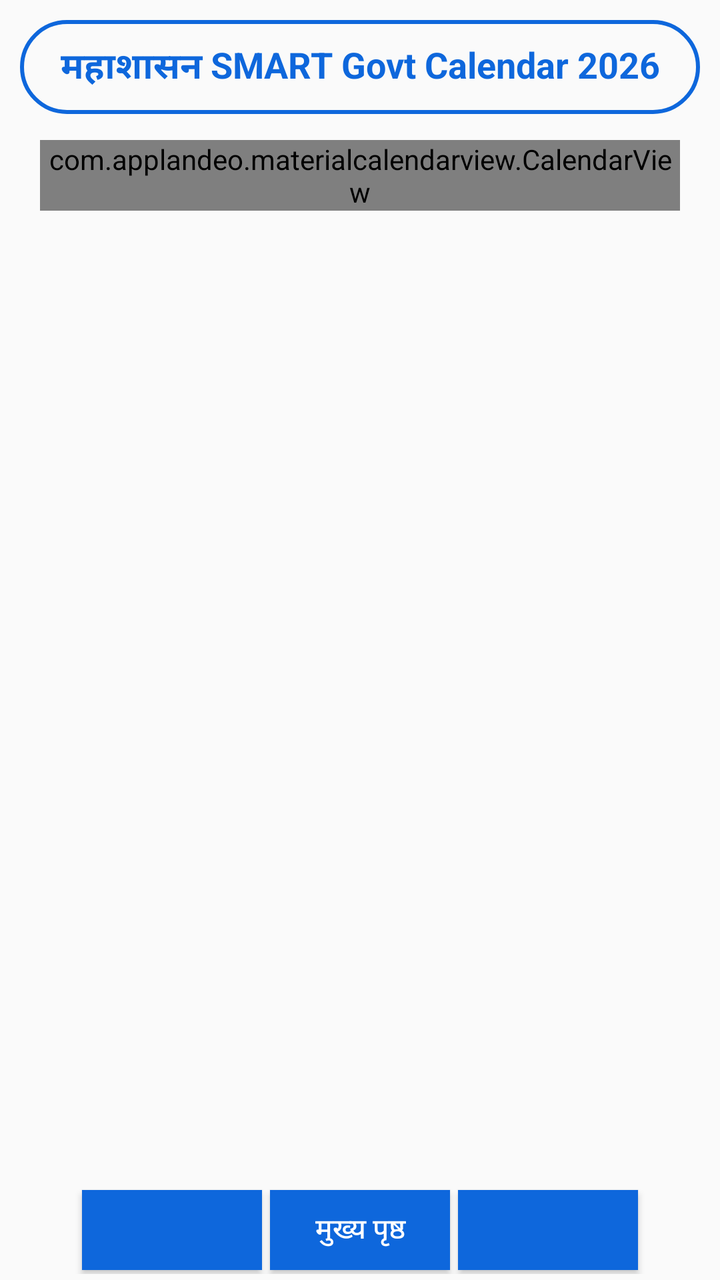
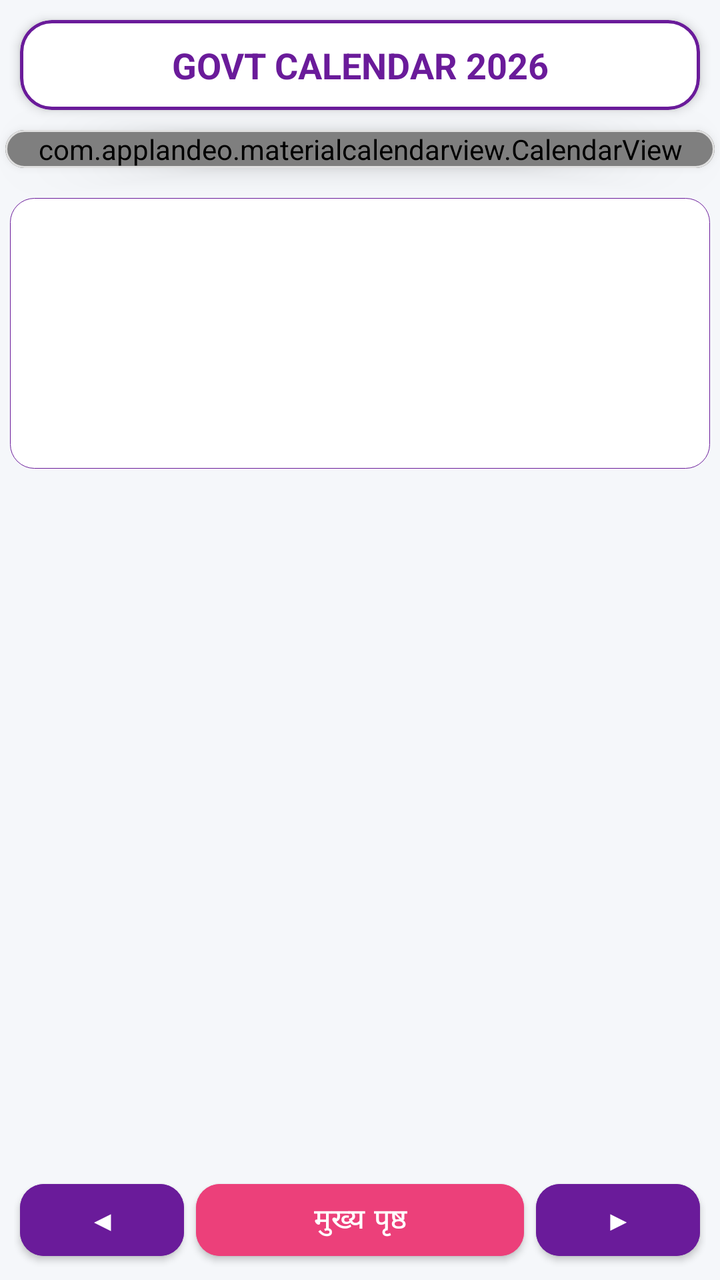

Two renders of the same Android screen: before a commit and after it. Below are the layout's source before the change and the commit's diff.
<!-- AndroidManifest.xml: application theme AppTheme -->
<!-- res/layout/activity_main.xml -->
<?xml version="1.0" encoding="utf-8"?>
<androidx.drawerlayout.widget.DrawerLayout
    xmlns:android="http://schemas.android.com/apk/res/android"
    xmlns:app="http://schemas.android.com/apk/res-auto"
    xmlns:tools="http://schemas.android.com/tools"
    android:id="@+id/drawer_layout"
    android:layout_width="match_parent"
    android:layout_height="match_parent"
    tools:context=".MainActivity">

    <RelativeLayout
        android:layout_width="match_parent"
        android:layout_height="match_parent">

        <LinearLayout
            android:layout_width="match_parent"
            android:layout_height="wrap_content"
            android:layout_margin="10dp"
            android:layout_marginTop="5dp"
            android:background="@drawable/customborder"
            android:gravity="center"
            android:orientation="vertical">

            <TextView
                android:layout_width="match_parent"
                android:layout_height="wrap_content"
                android:gravity="center"
                android:text="महाशासन SMART Govt Calendar 2026"
                android:textAlignment="center"
                android:textColor="@color/colorPrimary"
                android:textSize="18sp"
                android:textStyle="bold" />

        </LinearLayout>

        <LinearLayout
            android:layout_width="match_parent"
            android:layout_height="wrap_content"
            android:layout_centerHorizontal="true"
            android:layout_marginTop="70dp"
            android:gravity="center"
            android:orientation="vertical">

            <com.applandeo.materialcalendarview.CalendarView
                android:id="@+id/calendarView"
                android:layout_width="match_parent"
                android:layout_height="wrap_content"
                android:layout_marginStart="20dp"
                android:layout_marginEnd="20dp" />

        </LinearLayout>

        <LinearLayout
            android:layout_width="wrap_content"
            android:layout_height="wrap_content"
            android:layout_marginStart="30dp"
            android:layout_marginTop="480dp"
            android:layout_marginEnd="30dp"
            android:orientation="horizontal">

            <TextView
                android:id="@+id/holiday"
                android:layout_width="wrap_content"
                android:layout_height="wrap_content"
                android:textColor="@android:color/holo_red_light"
                android:textSize="15sp"
                android:textStyle="bold" />

            <TextView
                android:layout_width="wrap_content"
                android:layout_height="wrap_content"
                android:text="    " />

            <TextView
                android:id="@+id/holiday1"
                android:layout_width="wrap_content"
                android:layout_height="wrap_content"
                android:textColor="@android:color/holo_red_light"
                android:textSize="15sp"
                android:textStyle="bold" />

        </LinearLayout>

        <LinearLayout
            android:layout_width="wrap_content"
            android:layout_height="wrap_content"
            android:layout_marginStart="30dp"
            android:layout_marginTop="500dp"
            android:layout_marginEnd="30dp"
            android:orientation="horizontal">

            <TextView
                android:id="@+id/holiday2"
                android:layout_width="wrap_content"
                android:layout_height="wrap_content"
                android:textColor="@android:color/holo_red_light"
                android:textSize="15sp"
                android:textStyle="bold" />

            <TextView
                android:layout_width="wrap_content"
                android:layout_height="wrap_content"
                android:text="  " />

            <TextView
                android:id="@+id/holiday3"
                android:layout_width="wrap_content"
                android:layout_height="wrap_content"
                android:textColor="@android:color/holo_red_light"
                android:textSize="15sp"
                android:textStyle="bold" />

        </LinearLayout>

        <LinearLayout
            android:layout_width="wrap_content"
            android:layout_height="wrap_content"
            android:layout_marginStart="30dp"
            android:layout_marginTop="520dp"
            android:layout_marginEnd="30dp"
            android:orientation="horizontal">

            <TextView
                android:id="@+id/holiday4"
                android:layout_width="wrap_content"
                android:layout_height="wrap_content"
                android:textColor="@android:color/holo_red_light"
                android:textSize="15sp"
                android:textStyle="bold" />

        </LinearLayout>

        <LinearLayout
            android:layout_width="wrap_content"
            android:layout_height="wrap_content"
            android:layout_marginStart="30dp"
            android:layout_marginTop="540dp"
            android:layout_marginEnd="30dp"
            android:orientation="horizontal">

            <TextView
                android:id="@+id/sat"
                android:layout_width="wrap_content"
                android:layout_height="wrap_content"
                android:textColor="@android:color/holo_red_light"
                android:textSize="15sp"
                android:textStyle="bold" />

        </LinearLayout>

        <LinearLayout
            android:layout_width="match_parent"
            android:layout_height="wrap_content"
            android:layout_alignParentBottom="true"
            android:layout_marginStart="10dp"
            android:layout_marginEnd="10dp"
            android:layout_marginBottom="3dp"
            android:gravity="center"
            android:orientation="horizontal">

            <Button
                android:id="@+id/back"
                android:layout_width="90dp"
                android:layout_height="40dp"
                android:layout_margin="2dp"
                android:background="@color/colorPrimary"
                android:text=""
                android:textColor="@android:color/white"
                android:visibility="visible" />

            <Button
                android:id="@+id/MainPage"
                android:layout_width="90dp"
                android:layout_height="40dp"
                android:layout_margin="2dp"
                android:background="@color/colorPrimary"
                android:text="मुख्य पृष्ठ"
                android:textColor="@android:color/white"
                android:visibility="visible" />

            <Button
                android:id="@+id/next"
                android:layout_width="90dp"
                android:layout_height="40dp"
                android:layout_margin="2dp"
                android:background="@color/colorPrimary"
                android:text=""
                android:textColor="@android:color/white"
                android:visibility="visible" />

        </LinearLayout>

    </RelativeLayout>

    <com.google.android.material.navigation.NavigationView
        android:id="@+id/nav_view"
        android:layout_width="wrap_content"
        android:layout_height="match_parent"
        android:layout_gravity="start"
        android:fitsSystemWindows="true"
        app:headerLayout="@layout/nav_header"
        app:menu="@menu/drawer_view" />

</androidx.drawerlayout.widget.DrawerLayout>
<!-- res/layout/nav_header.xml (included above) -->
<?xml version="1.0" encoding="utf-8"?>
<LinearLayout xmlns:android="http://schemas.android.com/apk/res/android"
    android:layout_width="match_parent"
    android:layout_height="match_parent"
    android:background="?attr/colorPrimary"
    android:padding="16dp"
    android:theme="@style/ThemeOverlay.AppCompat.Dark"
    android:orientation="vertical"
    android:gravity="center">

    <TextView
        android:layout_width="match_parent"
        android:layout_height="100dp"
        android:text="महाशासन SMART Govt Calendar 2026"
        android:textColor="@color/White"
        android:textSize="25dp"
        android:textStyle="bold" />

    <TextView
        android:layout_width="match_parent"
        android:layout_height="wrap_content"
        android:text="--------------"
        android:textColor="@color/White"
        android:textSize="18dp"
        android:textStyle="bold"
        android:gravity="center"
        />

    <TextView
        android:layout_width="match_parent"
        android:layout_height="wrap_content"
        android:text="Menu"
        android:textColor="@color/White"
        android:textSize="20dp"
        android:textStyle="bold"
        android:gravity="center"
        />

    <TextView
        android:layout_width="match_parent"
        android:layout_height="wrap_content"
        android:text="--------------"
        android:textColor="@color/White"
        android:textSize="18dp"
        android:textStyle="bold"
        android:gravity="center"
        />
</LinearLayout>
<!-- resources referenced by this layout -->
<resources>
  <color name="White">#ffffff</color>
  <color name="colorPrimary">#0e67dc</color>
  <!-- drawable customborder (drawable) -->
  <?xml version="1.0" encoding="utf-8"?>
  <shape xmlns:android="http://schemas.android.com/apk/res/android" android:shape="rectangle">
      <corners android:radius="30dp"/>
      <padding android:left="10dp" android:right="10dp" android:top="10dp" android:bottom="10dp"/>
      <stroke android:width="2dp" android:color="@color/colorPrimary"/>
  </shape>
  <style name="AppTheme" parent="Theme.AppCompat.Light.DarkActionBar">
          
          <item name="colorPrimary">@color/colorPrimary</item>
          <item name="colorPrimaryDark">@color/colorPrimaryDark</item>
          <item name="colorAccent">@color/colorAccent</item>
      </style>
  <color name="colorPrimaryDark">#000a57</color>
  <color name="colorAccent">#1b21d8</color>
</resources>

<!-- the commit's change to res/layout/activity_main.xml (unified diff, before → after) -->
@@ -1,62 +1,91 @@
 <?xml version="1.0" encoding="utf-8"?>
-<androidx.drawerlayout.widget.DrawerLayout
+<RelativeLayout
     xmlns:android="http://schemas.android.com/apk/res/android"
     xmlns:app="http://schemas.android.com/apk/res-auto"
     xmlns:tools="http://schemas.android.com/tools"
-    android:id="@+id/drawer_layout"
     android:layout_width="match_parent"
     android:layout_height="match_parent"
+    android:background="#F5F7FA"
     tools:context=".MainActivity">
 
-    <RelativeLayout
+    <com.google.android.material.card.MaterialCardView
+        android:id="@+id/headerCard"
         android:layout_width="match_parent"
-        android:layout_height="match_parent">
-
-        <LinearLayout
-            android:layout_width="match_parent"
-            android:layout_height="wrap_content"
-            android:layout_margin="10dp"
-            android:layout_marginTop="5dp"
-            android:background="@drawable/customborder"
+        android:layout_height="45dp"
+        android:layout_marginStart="10dp"
+        android:layout_marginTop="10dp"
+        android:layout_marginEnd="10dp"
+        app:cardBackgroundColor="@android:color/white"
+        app:cardCornerRadius="16dp"
+        app:cardElevation="3dp"
+        app:strokeColor="@color/colorPrimary"
+        app:strokeWidth="1.5dp">
+
+        <TextView
+            android:layout_width="match_parent"
+            android:layout_height="match_parent"
             android:gravity="center"
-            android:orientation="vertical">
-
-            <TextView
-                android:layout_width="match_parent"
-                android:layout_height="wrap_content"
-                android:gravity="center"
-                android:text="महाशासन SMART Govt Calendar 2026"
-                android:textAlignment="center"
-                android:textColor="@color/colorPrimary"
-                android:textSize="18sp"
-                android:textStyle="bold" />
-
-        </LinearLayout>
-
-        <LinearLayout
-            android:layout_width="match_parent"
-            android:layout_height="wrap_content"
-            android:layout_centerHorizontal="true"
-            android:layout_marginTop="70dp"
-            android:gravity="center"
-            android:orientation="vertical">
+            android:text="GOVT CALENDAR 2026"
+            android:textColor="@color/colorPrimary"
+            android:textSize="18sp"
+            android:textStyle="bold" />
+
+    </com.google.android.material.card.MaterialCardView>
+
+    <com.google.android.material.card.MaterialCardView
+        android:id="@+id/calendarCard"
+        android:layout_width="match_parent"
+        android:layout_height="wrap_content"
+        android:layout_below="@id/headerCard"
+        android:layout_marginStart="2.5dp"
+        android:layout_marginTop="10dp"
+        android:layout_marginEnd="2.5dp"
+        app:cardCornerRadius="18dp"
+        app:cardElevation="8dp"
+        app:strokeColor="#E0E0E0"
+        app:strokeWidth="1dp">
 
             <com.applandeo.materialcalendarview.CalendarView
                 android:id="@+id/calendarView"
                 android:layout_width="match_parent"
                 android:layout_height="wrap_content"
-                android:layout_marginStart="20dp"
-                android:layout_marginEnd="20dp" />
-
-        </LinearLayout>
-
-        <LinearLayout
-            android:layout_width="wrap_content"
-            android:layout_height="wrap_content"
-            android:layout_marginStart="30dp"
-            android:layout_marginTop="480dp"
-            android:layout_marginEnd="30dp"
-            android:orientation="horizontal">
+
+                app:headerColor="@color/colorPrimary"
+                app:headerLabelColor="@android:color/white"
+
+                app:abbreviationsBarColor="@color/colorAccent"
+                app:abbreviationsLabelsColor="@android:color/white"
+
+                app:pagesColor="@android:color/white"
+
+                app:daysLabelsColor="#333333"
+                app:anotherMonthsDaysLabelsColor="#BDBDBD"
+
+                app:selectionColor="@color/colorAccent"
+                app:selectionLabelColor="@android:color/white"
+
+                app:todayLabelColor="@color/colorAccent"
+                app:cardCornerRadius="18dp"
+                app:cardElevation="8dp"/>
+
+        </com.google.android.material.card.MaterialCardView>
+
+        <LinearLayout
+            android:id="@+id/holidayContainer"
+            android:layout_width="match_parent"
+            android:layout_height="wrap_content"
+            android:layout_below="@id/calendarCard"
+            android:layout_marginStart="5dp"
+            android:layout_marginTop="15dp"
+            android:layout_marginEnd="5dp"
+            android:background="@drawable/customborderforholidays"
+            android:orientation="vertical"
+            android:padding="7dp">
+
+            <LinearLayout
+                android:layout_width="match_parent"
+                android:layout_height="wrap_content"
+                android:orientation="horizontal" >
 
             <TextView
                 android:id="@+id/holiday"
@@ -64,12 +93,8 @@
                 android:layout_height="wrap_content"
                 android:textColor="@android:color/holo_red_light"
                 android:textSize="15sp"
-                android:textStyle="bold" />
-
-            <TextView
-                android:layout_width="wrap_content"
-                android:layout_height="wrap_content"
-                android:text="    " />
+                android:textStyle="bold"
+                android:padding="5dp"/>
 
             <TextView
                 android:id="@+id/holiday1"
@@ -77,30 +102,22 @@
                 android:layout_height="wrap_content"
                 android:textColor="@android:color/holo_red_light"
                 android:textSize="15sp"
-                android:textStyle="bold" />
-
-        </LinearLayout>
-
-        <LinearLayout
-            android:layout_width="wrap_content"
-            android:layout_height="wrap_content"
-            android:layout_marginStart="30dp"
-            android:layout_marginTop="500dp"
-            android:layout_marginEnd="30dp"
-            android:orientation="horizontal">
-
+                android:textStyle="bold"
+                android:padding="5dp"/>
+
+            </LinearLayout>
+        <LinearLayout
+            android:layout_width="match_parent"
+            android:layout_height="wrap_content"
+            android:orientation="horizontal" >
             <TextView
                 android:id="@+id/holiday2"
                 android:layout_width="wrap_content"
                 android:layout_height="wrap_content"
                 android:textColor="@android:color/holo_red_light"
                 android:textSize="15sp"
-                android:textStyle="bold" />
-
-            <TextView
-                android:layout_width="wrap_content"
-                android:layout_height="wrap_content"
-                android:text="  " />
+                android:textStyle="bold"
+                android:padding="5dp"/>
 
             <TextView
                 android:id="@+id/holiday3"
@@ -108,146 +125,77 @@
                 android:layout_height="wrap_content"
                 android:textColor="@android:color/holo_red_light"
                 android:textSize="15sp"
-                android:textStyle="bold" />
-
-        </LinearLayout>
-
-        <LinearLayout
-            android:layout_width="wrap_content"
-            android:layout_height="wrap_content"
-            android:layout_marginStart="30dp"
-            android:layout_marginTop="520dp"
-            android:layout_marginEnd="30dp"
-            android:orientation="horizontal">
-
+                android:textStyle="bold"
+                android:padding="5dp"/>
+        </LinearLayout>
+        <LinearLayout
+            android:layout_width="match_parent"
+            android:layout_height="wrap_content"
+            android:orientation="horizontal" >
             <TextView
                 android:id="@+id/holiday4"
                 android:layout_width="wrap_content"
                 android:layout_height="wrap_content"
                 android:textColor="@android:color/holo_red_light"
                 android:textSize="15sp"
-                android:textStyle="bold" />
-
-        </LinearLayout>
-
-        <LinearLayout
-            android:layout_width="wrap_content"
-            android:layout_height="wrap_content"
-            android:layout_marginStart="30dp"
-            android:layout_marginTop="540dp"
-            android:layout_marginEnd="30dp"
-            android:orientation="horizontal">
+                android:textStyle="bold"
+                android:padding="5dp"/>
+
+        </LinearLayout>
 
             <TextView
                 android:id="@+id/sat"
                 android:layout_width="wrap_content"
                 android:layout_height="wrap_content"
-                android:textColor="@android:color/holo_red_light"
-                android:textSize="15sp"
-                android:textStyle="bold" />
-
-        </LinearLayout>
+                android:textColor="@color/colorPrimary"
+                android:textSize="15sp"
+                android:textStyle="bold"
+                android:padding="5dp"/>
+        </LinearLayout>
+
 
         <LinearLayout
             android:layout_width="match_parent"
             android:layout_height="wrap_content"
             android:layout_alignParentBottom="true"
-            android:layout_marginStart="10dp"
-            android:layout_marginEnd="10dp"
+            android:layout_marginStart="7dp"
+            android:layout_marginEnd="7dp"
             android:layout_marginBottom="3dp"
             android:gravity="center"
             android:orientation="horizontal">
 
-            <Button
+            <com.google.android.material.button.MaterialButton
                 android:id="@+id/back"
-                android:layout_width="90dp"
-                android:layout_height="40dp"
-                android:layout_margin="2dp"
-                android:background="@color/colorPrimary"
-                android:text=""
+                android:layout_width="0dp"
+                android:layout_height="48dp"
+                android:layout_weight="1"
+                android:text="◀"
+                android:layout_margin="3dp"
+                app:cornerRadius="12dp"
                 android:textColor="@android:color/white"
-                android:visibility="visible" />
-
-            <Button
+                android:backgroundTint="@color/colorPrimary"/>
+
+            <com.google.android.material.button.MaterialButton
                 android:id="@+id/MainPage"
-                android:layout_width="90dp"
-                android:layout_height="40dp"
-                android:layout_margin="2dp"
-                android:background="@color/colorPrimary"
+                android:layout_width="0dp"
+                android:layout_height="48dp"
+                android:layout_weight="2"
                 android:text="मुख्य पृष्ठ"
+                android:layout_margin="3dp"
+                app:cornerRadius="12dp"
                 android:textColor="@android:color/white"
-                android:visibility="visible" />
-
-            <Button
+                android:backgroundTint="@color/colorAccent"/>
+
+            <com.google.android.material.button.MaterialButton
                 android:id="@+id/next"
-                android:layout_width="90dp"
-                android:layout_height="40dp"
-                android:layout_margin="2dp"
-                android:background="@color/colorPrimary"
-                android:text=""
+                android:layout_width="0dp"
+                android:layout_height="48dp"
+                android:layout_weight="1"
+                android:text="▶"
+                android:layout_margin="3dp"
+                app:cornerRadius="12dp"
                 android:textColor="@android:color/white"
-                android:visibility="visible" />
-
+                android:backgroundTint="@color/colorPrimary"/>
         </LinearLayout>
 
     </RelativeLayout>
-
-    <com.google.android.material.navigation.NavigationView
-        android:id="@+id/nav_view"
-        android:layout_width="wrap_content"
-        android:layout_height="match_parent"
-        android:layout_gravity="start"
-        android:fitsSystemWindows="true"
-        app:headerLayout="@layout/nav_header"
-        app:menu="@menu/drawer_view" />
-
-</androidx.drawerlayout.widget.DrawerLayout>
-<!-- res/layout/nav_header.xml (included above) -->
-<?xml version="1.0" encoding="utf-8"?>
-<LinearLayout xmlns:android="http://schemas.android.com/apk/res/android"
-    android:layout_width="match_parent"
-    android:layout_height="match_parent"
-    android:background="?attr/colorPrimary"
-    android:padding="16dp"
-    android:theme="@style/ThemeOverlay.AppCompat.Dark"
-    android:orientation="vertical"
-    android:gravity="center">
-
-    <TextView
-        android:layout_width="match_parent"
-        android:layout_height="100dp"
-        android:text="महाशासन SMART Govt Calendar 2026"
-        android:textColor="@color/White"
-        android:textSize="25dp"
-        android:textStyle="bold" />
-
-    <TextView
-        android:layout_width="match_parent"
-        android:layout_height="wrap_content"
-        android:text="--------------"
-        android:textColor="@color/White"
-        android:textSize="18dp"
-        android:textStyle="bold"
-        android:gravity="center"
-        />
-
-    <TextView
-        android:layout_width="match_parent"
-        android:layout_height="wrap_content"
-        android:text="Menu"
-        android:textColor="@color/White"
-        android:textSize="20dp"
-        android:textStyle="bold"
-        android:gravity="center"
-        />
-
-    <TextView
-        android:layout_width="match_parent"
-        android:layout_height="wrap_content"
-        android:text="--------------"
-        android:textColor="@color/White"
-        android:textSize="18dp"
-        android:textStyle="bold"
-        android:gravity="center"
-        />
-</LinearLayout>
<!-- resource entries referenced after the edit -->
@@ -1,21 +1,37 @@
 <!-- resources referenced by this layout -->
 <resources>
-  <color name="White">#ffffff</color>
-  <color name="colorPrimary">#0e67dc</color>
-  <!-- drawable customborder (drawable) -->
+  <color name="colorPrimary">#6A1B9A</color>
+  <!-- drawable customborderforholidays (drawable) -->
   <?xml version="1.0" encoding="utf-8"?>
-  <shape xmlns:android="http://schemas.android.com/apk/res/android" android:shape="rectangle">
-      <corners android:radius="30dp"/>
-      <padding android:left="10dp" android:right="10dp" android:top="10dp" android:bottom="10dp"/>
-      <stroke android:width="2dp" android:color="@color/colorPrimary"/>
+  <shape xmlns:android="http://schemas.android.com/apk/res/android"
+      android:shape="rectangle">
+  
+      <solid android:color="@android:color/white" />
+  
+      <stroke
+          android:width="0.1dp"
+          android:color="@color/colorPrimary" />
+  
+      <corners android:radius="12dp" />
+  
+      <padding
+          android:left="12dp"
+          android:top="2dp"
+          android:right="12dp"
+          android:bottom="2dp" />
+  
   </shape>
-  <style name="AppTheme" parent="Theme.AppCompat.Light.DarkActionBar">
-          
+  <style name="AppTheme" parent="Theme.MaterialComponents.Light.NoActionBar">
+  
           <item name="colorPrimary">@color/colorPrimary</item>
           <item name="colorPrimaryDark">@color/colorPrimaryDark</item>
           <item name="colorAccent">@color/colorAccent</item>
+          <item name="android:statusBarColor">@color/colorBackground</item>
+          <item name="android:windowLightStatusBar">true</item>
+  
       </style>
-  <color name="colorPrimaryDark">#000a57</color>
-  <color name="colorAccent">#1b21d8</color>
+  <color name="colorPrimaryDark">#1565C0</color>
+  <color name="colorBackground">#F5F7FA</color>
+  <color name="colorAccent">#EC407A</color>
 </resources>
 
